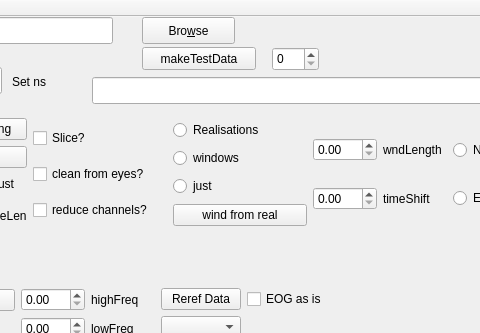
Before: the Qt Designer form mainwindow.ui in ArtfulVampire/SecondGUIrepo, drawn with Qt 5; both pictures show x 408 to 888 and y 0 to 333 of the 1207 by 840 pixel window.
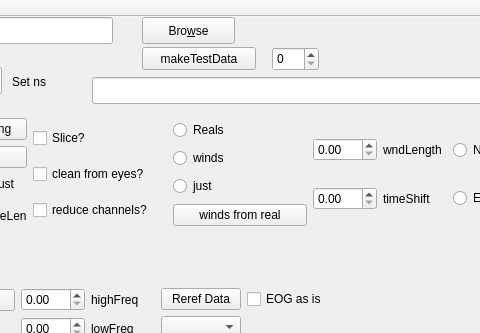
After: the same form once the commit is applied.

```diff
--- a/mainwindow.ui
+++ b/mainwindow.ui
@@ -237,14 +237,14 @@
        <item>
         <widget class="QRadioButton" name="realButton">
          <property name="text">
-          <string>Realisations</string>
+          <string>Reals</string>
          </property>
         </widget>
        </item>
        <item>
         <widget class="QRadioButton" name="windButton">
          <property name="text">
-          <string>windows</string>
+          <string>winds</string>
          </property>
         </widget>
        </item>
@@ -258,7 +258,7 @@
        <item>
         <widget class="QPushButton" name="windFromRealButton">
          <property name="text">
-          <string>wind from real</string>
+          <string>winds from real</string>
          </property>
         </widget>
        </item>
@@ -441,7 +441,7 @@
      </rect>
     </property>
    </widget>
-   <widget class="QWidget" name="">
+   <widget class="QWidget" name="layoutWidget">
     <property name="geometry">
      <rect>
       <x>293</x>
```
Left out of the diff: 21 changed lines with no effect on the pictures.
